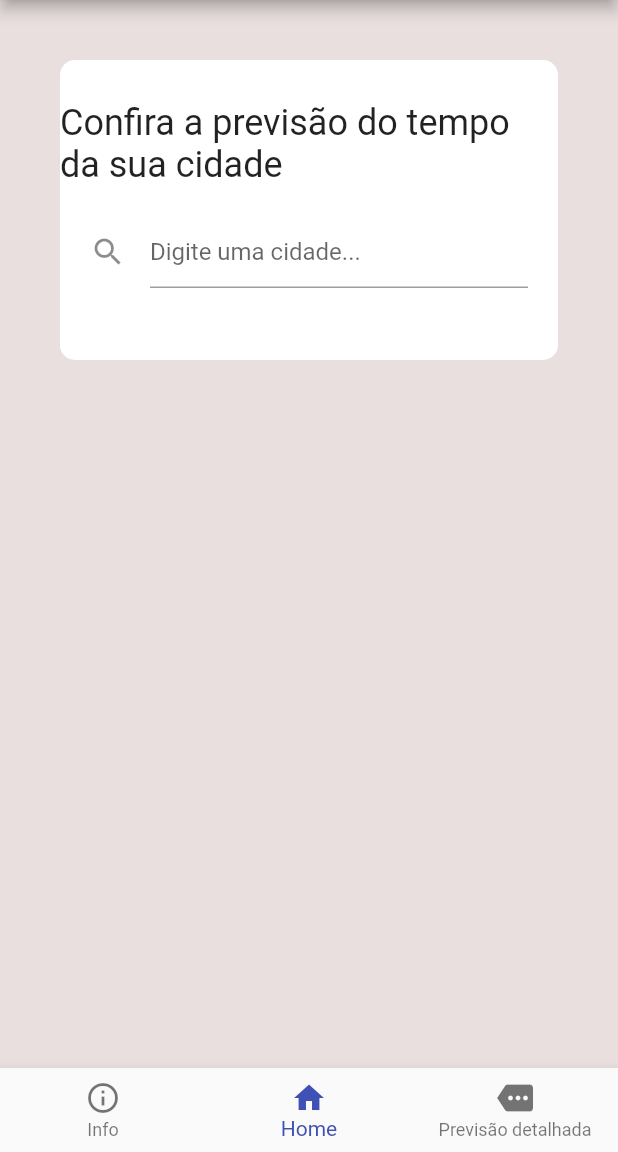
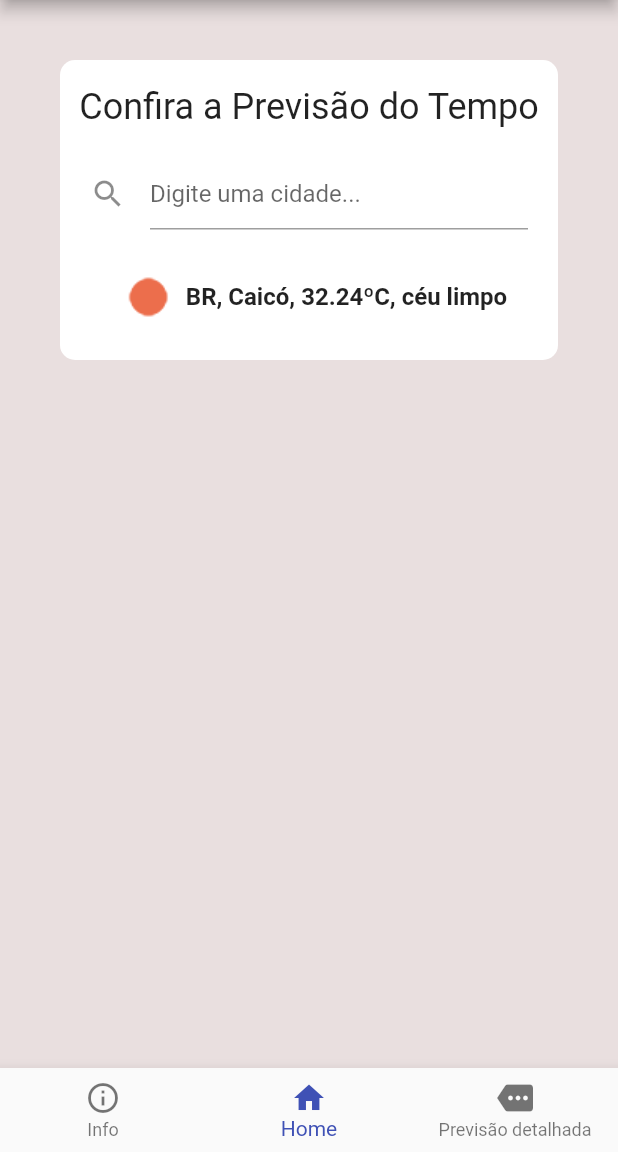
Before and after one commit to ricsjs/forecast-now-flutter, a Flutter app: the screen it shows after launch, on a phone screen of 412 x 824 dp, the part 84-1236 px from its top. Run offline on Flutter 3.47's test engine with Material 2 defaults, Android fonts, the phone set to English and light mode, and no system bars; our stand-ins replace flutter_hooks.

Commit message:
feat: adding first line of body scope (#6)

```diff
--- a/lib/main.dart
+++ b/lib/main.dart
@@ -19,7 +19,7 @@ class MyApp extends StatelessWidget {
           backgroundColor: Color.fromARGB(229, 230, 219, 219),
           appBar: AppBar(title: NewAppBar()),
           body: Padding(
-            padding: const EdgeInsets.all(40.0),
+            padding: EdgeInsets.all(40.0),
             child: Container(
               height: 200,
               decoration: BoxDecoration(
@@ -30,9 +30,9 @@ class MyApp extends StatelessWidget {
               ),
               child: Column(
                 mainAxisAlignment: MainAxisAlignment.center,
-                children: const [
+                children: [
                   Text(
-                    'Confira a previsão do tempo da sua cidade',
+                    'Confira a Previsão do Tempo',
                     style: TextStyle(fontSize: 24),
                   ),
                   Padding(
@@ -45,6 +45,15 @@ class MyApp extends StatelessWidget {
                         icon: Icon(Icons.search),
                       ),
                     ),
+                  ),
+                  Row(
+                    mainAxisAlignment: MainAxisAlignment.center,
+                    children: [
+                      Image.asset('assets/images/01d.png'),
+                      Text('BR, Caicó, 32.24ºC, céu limpo',
+                          style: TextStyle(
+                              fontSize: 16, fontWeight: FontWeight.bold))
+                    ],
                   ),
                 ],
               ),
--- a/pubspec.yaml
+++ b/pubspec.yaml
@@ -60,9 +60,8 @@ flutter:
   uses-material-design: true
 
   # To add assets to your application, add an assets section, like this:
-  # assets:
-  #   - images/a_dot_burr.jpeg
-  #   - images/a_dot_ham.jpeg
+  assets:
+    - assets/images/
 
   # An image asset can refer to one or more resolution-specific "variants", see
   # https://flutter.dev/assets-and-images/#resolution-aware
```
Also changed, not shown: assets/images/01d.png (added), pubspec.lock.
